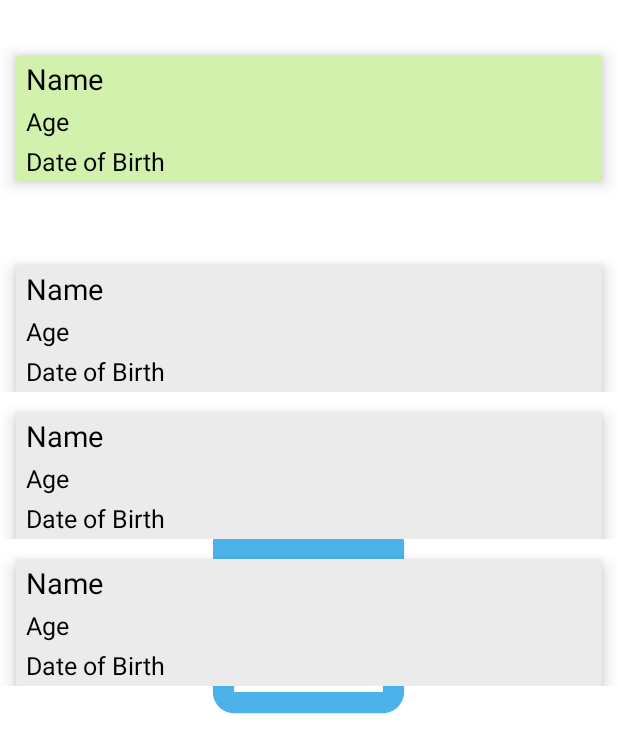
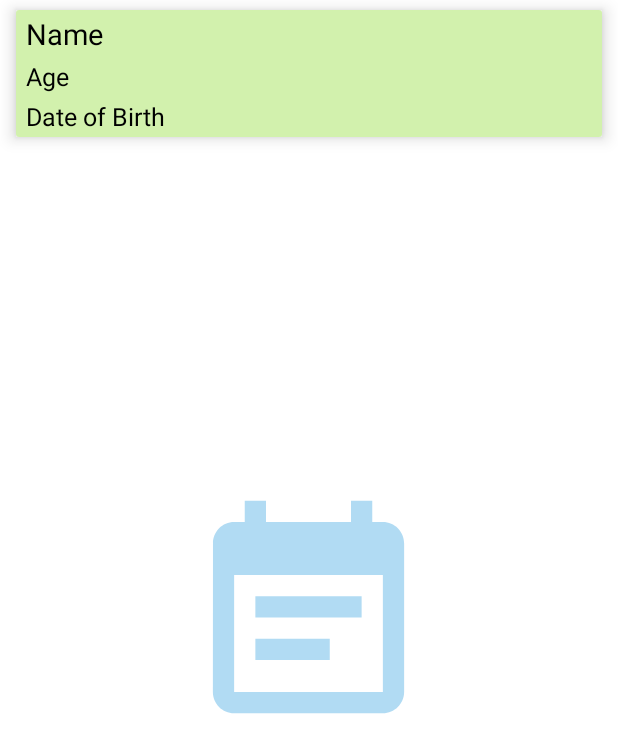
Before and after one commit to Pratik-Dhage/Task_App_In_Kotlin, an Android app: the layout activity_main.xml on its own in the app's theme, with its tools: preview values and no code run, on a phone screen of 412 x 824 dp. Shown: the top 753 px of the screen. Run offline under Robolectric (Android 15) with nearby library versions, the phone set to English and light mode, and no system bars.

Commit message:
minor changes

```diff
--- a/app/src/main/java/com/example/notes_app_in_kotlin/MainActivity.kt
+++ b/app/src/main/java/com/example/notes_app_in_kotlin/MainActivity.kt
@@ -27,7 +27,7 @@ class MainActivity : AppCompatActivity() {
         super.onCreate(savedInstanceState)
 
         initializeFields()
-        onClickListener()
+      //  onClickListener()
         initObserver()
     }
 
@@ -38,9 +38,9 @@ class MainActivity : AppCompatActivity() {
         database = FirebaseDatabase.getInstance().getReference("Users")
     }
 
-    private fun onClickListener() {
+  /*  private fun onClickListener() {
         TODO("Not yet implemented")
-    }
+    }*/
 
     private fun initObserver() {
 
--- a/app/src/main/res/layout/activity_main.xml
+++ b/app/src/main/res/layout/activity_main.xml
@@ -18,7 +18,7 @@
        app:cardElevation="@dimen/_5sdp"
        app:layout_constraintEnd_toEndOf="parent"
        app:layout_constraintStart_toStartOf="parent"
-       app:layout_constraintBottom_toTopOf="@id/rvMain"
+
        app:layout_constraintTop_toTopOf="parent">
 
       <androidx.constraintlayout.widget.ConstraintLayout
@@ -77,7 +77,7 @@
 
 
    <!--to display all users-->
-   <androidx.recyclerview.widget.RecyclerView
+  <!-- <androidx.recyclerview.widget.RecyclerView
        android:id="@+id/rvMain"
        android:layout_width="match_parent"
        android:layout_height="@dimen/_480sdp"
@@ -88,7 +88,7 @@
        tools:itemCount="3"
        app:layout_constraintTop_toBottomOf="@+id/userCardView"
        app:layout_constraintBottom_toBottomOf="parent"
-       />
+       />-->
 
 </androidx.constraintlayout.widget.ConstraintLayout>
 </layout>
--- a/app/src/main/res/values/colors.xml
+++ b/app/src/main/res/values/colors.xml
@@ -24,7 +24,7 @@
     <color name="txt_color_lime">#00FF00</color>
     <color name="btn_bg_color1">#FFFFFFFF</color>
     <color name="btn_bg_color2">#FFFFFFFF</color>
-    <color name="light_blue">#4CB2EA</color>
+    <color name="light_blue">#B1DBF3</color>
 
 
 </resources>
```
